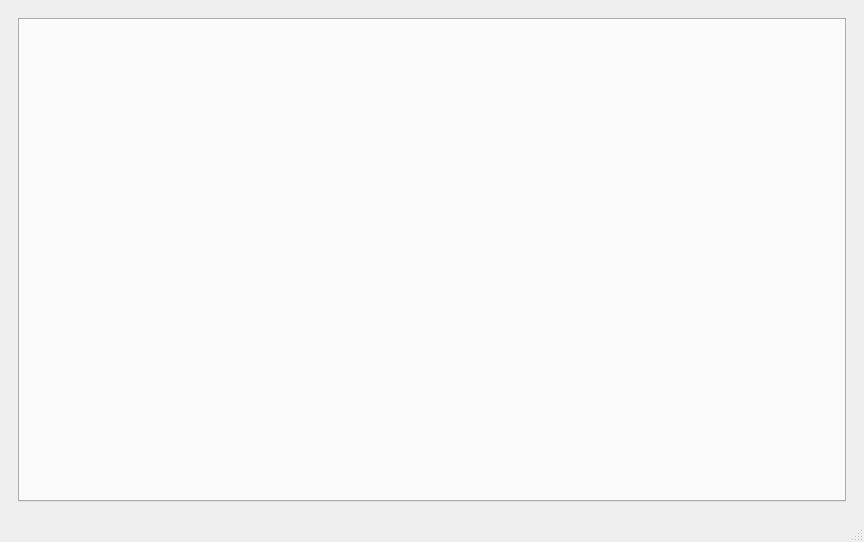
Qt form mainwindow.ui (abdulroufsidhu/bms) before a commit.
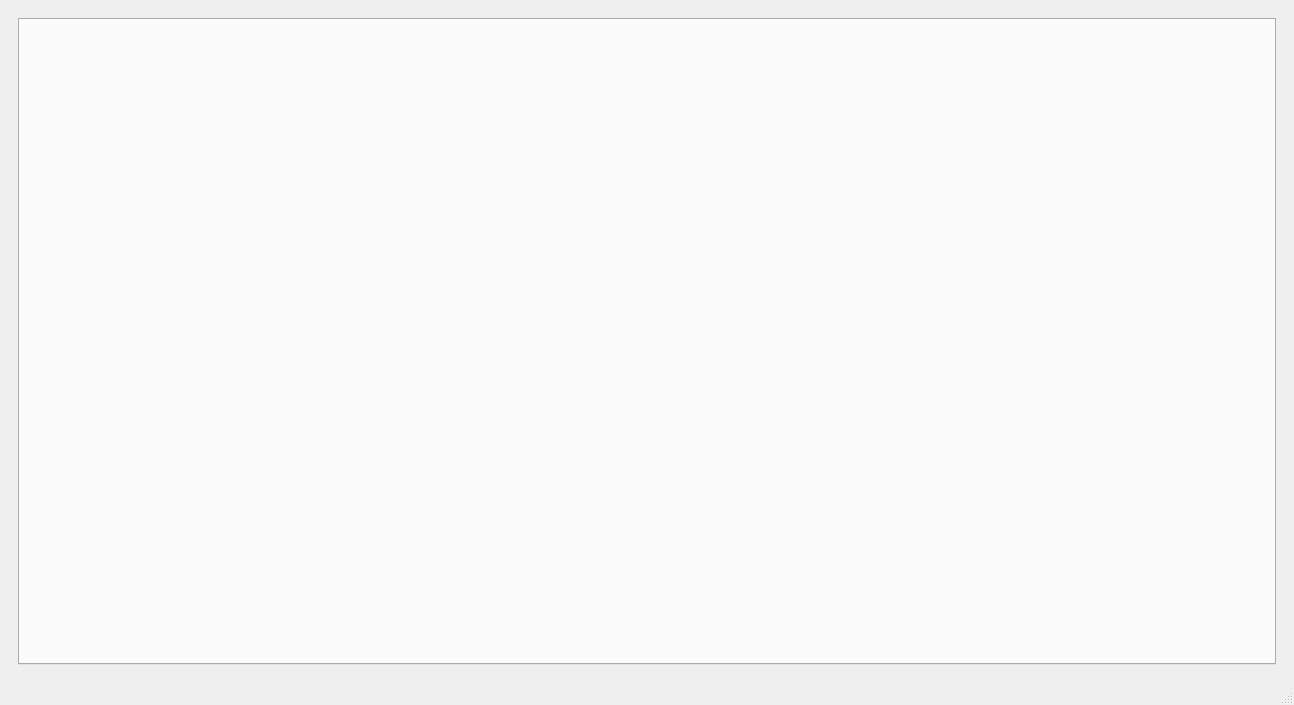
The same form after that commit.

Diff of the .ui file:
```diff
--- a/mainwindow.ui
+++ b/mainwindow.ui
@@ -6,8 +6,8 @@
    <rect>
     <x>0</x>
     <y>0</y>
-    <width>864</width>
-    <height>542</height>
+    <width>1294</width>
+    <height>705</height>
    </rect>
   </property>
   <property name="windowTitle">
@@ -28,8 +28,8 @@
         <rect>
          <x>0</x>
          <y>0</y>
-         <width>846</width>
-         <height>476</height>
+         <width>1276</width>
+         <height>639</height>
         </rect>
        </property>
        <layout class="QGridLayout" name="gridLayout">
```
Left out of the diff: 2 changed lines with no effect on the pictures.
